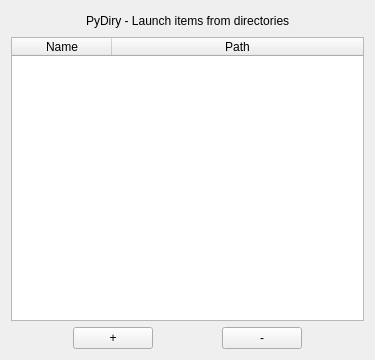
Old version of the form plugins/PydiryPy/PyDiry/pydiry.ui in the repository samsonwang/LaunchyQt.
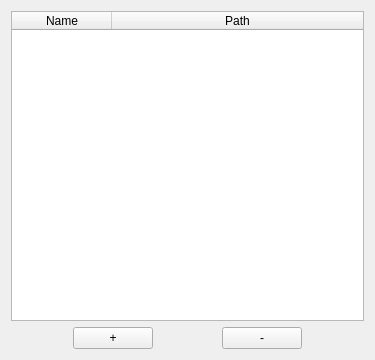
New version of the form.

Commit message: remove redundant widget items

Diff of the .ui file:
```diff
--- a/plugins/PydiryPy/PyDiry/pydiry.ui
+++ b/plugins/PydiryPy/PyDiry/pydiry.ui
@@ -14,43 +14,6 @@
    <string>PyDiry - Launch items from directories</string>
   </property>
   <layout class="QVBoxLayout" name="verticalLayout">
-   <item>
-    <layout class="QHBoxLayout" name="horizontalLayout_2">
-     <item>
-      <spacer name="horizontalSpacer_2">
-       <property name="orientation">
-        <enum>Qt::Horizontal</enum>
-       </property>
-       <property name="sizeHint" stdset="0">
-        <size>
-         <width>40</width>
-         <height>20</height>
-        </size>
-       </property>
-      </spacer>
-     </item>
-     <item>
-      <widget class="QLabel" name="label">
-       <property name="text">
-        <string>PyDiry - Launch items from directories</string>
-       </property>
-      </widget>
-     </item>
-     <item>
-      <spacer name="horizontalSpacer_3">
-       <property name="orientation">
-        <enum>Qt::Horizontal</enum>
-       </property>
-       <property name="sizeHint" stdset="0">
-        <size>
-         <width>40</width>
-         <height>20</height>
-        </size>
-       </property>
-      </spacer>
-     </item>
-    </layout>
-   </item>
    <item>
     <widget class="QTableWidget" name="entriesTable">
      <property name="sizePolicy">
```
Left out of the diff: 2 changed lines with no effect on the pictures. The commit also changes 1 other file.
